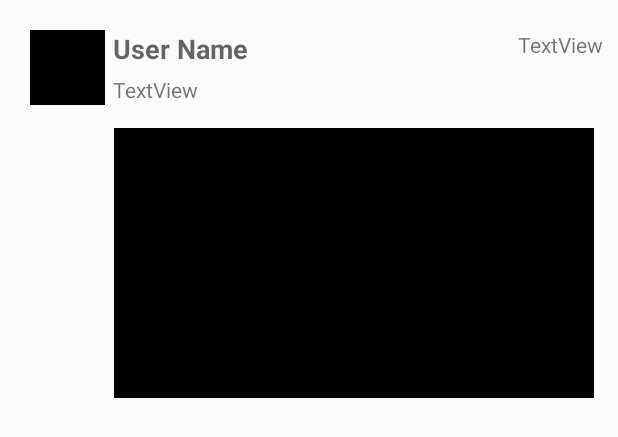
After one commit to ChrisMunene/SimpleTweet, an Android app: the layout item_tweet_embed_img.xml on its own in the app's theme, with its tools: preview values and no code run, on a phone screen of 412 x 824 dp. The commit adds this screen. Shown: the top 437 px of the screen. Run offline under Robolectric (Android 15) with nearby library versions, the phone set to English and light mode, and no system bars.

Commit message:
Stretch goals - Show embedded images

```diff
--- a/app/build.gradle
+++ b/app/build.gradle
@@ -36,6 +36,8 @@ dependencies {
     implementation 'commons-codec:commons-codec:1.10'
     implementation 'com.android.support:appcompat-v7:28.0.0'
     implementation 'com.github.bumptech.glide:glide:3.8.0'
+    implementation 'jp.wasabeef:glide-transformations:2.0.2'
+    implementation 'jp.co.cyberagent.android.gpuimage:gpuimage-library:1.4.1'
     implementation 'com.loopj.android:android-async-http:1.4.9'
     implementation "android.arch.persistence.room:runtime:1.1.1"
     implementation 'com.android.support.constraint:constraint-layout:1.1.3'
--- /dev/null
+++ b/app/src/main/res/layout/item_tweet_embed_img.xml
@@ -0,0 +1,62 @@
+<?xml version="1.0" encoding="utf-8"?>
+<android.support.constraint.ConstraintLayout
+    xmlns:android="http://schemas.android.com/apk/res/android"
+    xmlns:app="http://schemas.android.com/apk/res-auto"
+    xmlns:tools="http://schemas.android.com/tools"
+    android:layout_width="match_parent"
+    android:layout_height="wrap_content">
+
+    <ImageView
+        android:id="@+id/ivProfileImage"
+        android:layout_width="50dp"
+        android:layout_height="50dp"
+        android:layout_marginStart="20dp"
+        android:layout_marginTop="20dp"
+        app:layout_constraintStart_toStartOf="parent"
+        app:layout_constraintTop_toTopOf="parent"
+        app:srcCompat="@android:color/background_dark" />
+
+    <TextView
+        android:id="@+id/tvUsername"
+        android:layout_width="234dp"
+        android:layout_height="wrap_content"
+        android:layout_marginStart="5dp"
+        android:layout_marginTop="20dp"
+        android:text="User Name"
+        android:textAppearance="@style/TextAppearance.AppCompat.Medium"
+        android:textStyle="bold"
+        app:layout_constraintStart_toEndOf="@+id/ivProfileImage"
+        app:layout_constraintTop_toTopOf="parent" />
+
+    <TextView
+        android:id="@+id/tvBody"
+        android:layout_width="320dp"
+        android:layout_height="wrap_content"
+        android:layout_marginStart="5dp"
+        android:layout_marginTop="5dp"
+        android:text="TextView"
+        app:layout_constraintStart_toEndOf="@+id/ivProfileImage"
+        app:layout_constraintTop_toBottomOf="@+id/tvUsername" />
+
+    <TextView
+        android:id="@+id/tvTimestamp"
+        android:layout_width="wrap_content"
+        android:layout_height="wrap_content"
+        android:layout_marginTop="20dp"
+        android:layout_marginEnd="10dp"
+        android:text="TextView"
+        app:layout_constraintEnd_toEndOf="parent"
+        app:layout_constraintTop_toTopOf="parent" />
+
+    <ImageView
+        android:id="@+id/ivEmbedImage"
+        android:layout_width="320dp"
+        android:layout_height="180dp"
+        android:layout_marginStart="75dp"
+        android:layout_marginTop="16dp"
+        android:layout_marginEnd="16dp"
+        app:layout_constraintEnd_toEndOf="parent"
+        app:layout_constraintStart_toStartOf="parent"
+        app:layout_constraintTop_toBottomOf="@+id/tvBody"
+        app:srcCompat="@android:color/background_dark" />
+</android.support.constraint.ConstraintLayout>
```
Also changed, not shown: app/src/main/java/com/codepath/apps/restclienttemplate/ComposeActivity.java (+2 -6 lines), app/src/main/java/com/codepath/apps/restclienttemplate/ComposeDialogFragment.java (+4 -3 lines), app/src/main/java/com/codepath/apps/restclienttemplate/TimelineActivity.java (+0 -31 lines), app/src/main/java/com/codepath/apps/restclienttemplate/TweetAdapter.java (+47 -10 lines), app/src/main/java/com/codepath/apps/restclienttemplate/models/Tweet.java (+24 -0 lines).
